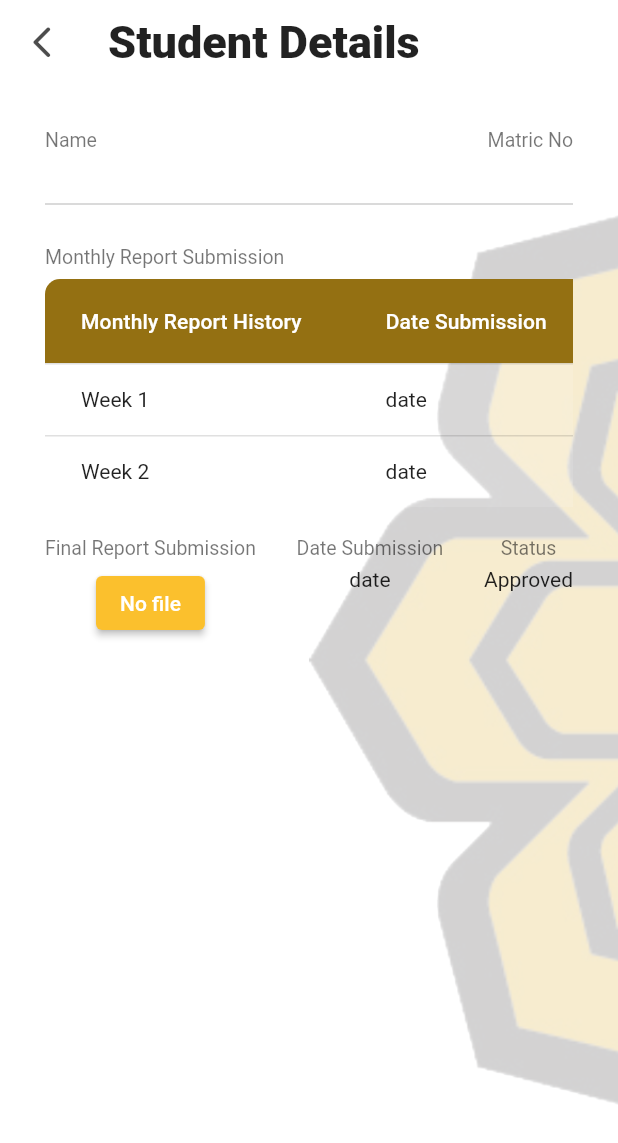
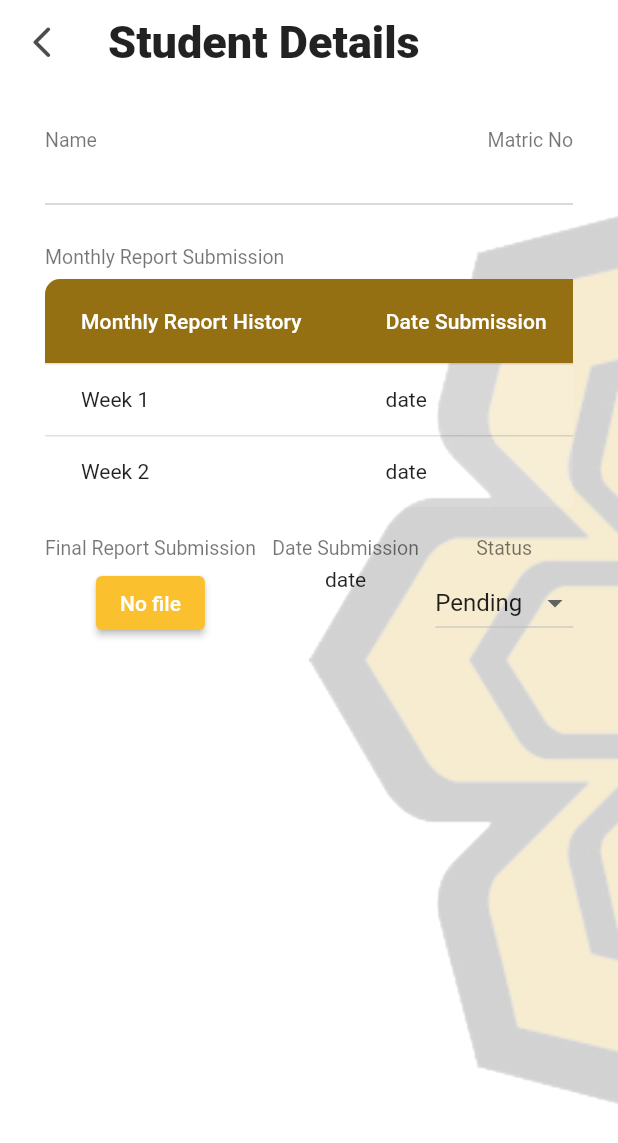
Before and after one commit to KhadijahArizal/Supervisor, a Flutter app: the StudentDetails screen opened directly with empty values, on a phone screen of 412 x 824 dp. Shown: the top 1143 px of the screen. Run offline on Flutter 3.47's test engine with Material 2 defaults, Android fonts, the light colour scheme and no system bars; our stand-ins replace dropdown_search, file_picker, firebase_core, firebase_database, google_nav_bar; accounts and stored records are empty; Roboto replaces fonts that are missing (Futura).

Commit message:
studentDetails.dart

```diff
--- a/lib/Screen/StudentList/studentDetails.dart
+++ b/lib/Screen/StudentList/studentDetails.dart
@@ -8,10 +8,12 @@ class StudentDetails extends StatefulWidget {
       required this.title,
       required this.studentName,
       required this.Matric,
+      required this.onStatusChanged,
       required this.status})
       : super(key: key);
 
   final String title, studentName, Matric, status;
+  final Function(String) onStatusChanged;
 
   @override
   _StudentDetailsState createState() => _StudentDetailsState();
@@ -20,35 +22,26 @@ class StudentDetails extends StatefulWidget {
 class _StudentDetailsState extends State<StudentDetails> {
   late String _studentName;
   late String _matric;
+  late String _selectedStatusF;
+  late List<String> _selectedStatusList;
+  late List<String> _feedbackList;
+
+  void _updateFeedback(int rowIndex, String feedback) {
+    setState(() {
+      _feedbackList[rowIndex] = feedback;
+    });
+  }
 
   @override
   void initState() {
     super.initState();
     _studentName = widget.studentName;
     _matric = widget.Matric;
-  }
-
-  final String _statuss = 'Approved';
-
-  Widget _status() {
-    Color? statusColor =
-        _statuss == 'Approved' ? Colors.green[700] : Colors.yellow[700];
-    return Container(
-      alignment: Alignment.topCenter,
-      child: Column(
-        mainAxisAlignment: MainAxisAlignment.end,
-        children: [
-          Text(
-            _statuss, // Use the updated status here
-            style: TextStyle(
-              color: statusColor,
-              fontSize: 15,
-              fontWeight: FontWeight.w600,
-            ),
-          ),
-        ],
-      ),
-    );
+    _selectedStatusF = ['Approved', 'Pending'].contains(widget.status)
+        ? widget.status
+        : 'Pending';
+    _selectedStatusList = List.generate(2, (index) => 'Pending');
+    _feedbackList = List.generate(2, (index) => '');
   }
 
   Widget _name({required String name}) => Container(
@@ -83,30 +76,106 @@ class _StudentDetailsState extends State<StudentDetails> {
   DateTime selectedDate = DateTime.now();
   DateTime endDate = DateTime(2040);
 
-  Future<void> _startDate(BuildContext context) async {
-    final DateTime? spicked = await showDatePicker(
-        context: context,
-        initialDate: selectedDate,
-        firstDate: DateTime(2023),
-        lastDate: DateTime(2040));
-    if (spicked != null && spicked != selectedDate) {
+  Widget _statusDropdownM(int rowIndex) {
+    return DropdownButton<String>(
+      value: _selectedStatusList[rowIndex],
+      onChanged: (String? newValue) {
+        if (newValue != null) {
           setState(() {
-        selectedDate = spicked;
+            _selectedStatusList[rowIndex] = newValue;
           });
+          widget.onStatusChanged(newValue);
         }
+      },
+      items: <String>['Approved', 'Pending']
+          .map<DropdownMenuItem<String>>((String value) {
+        return DropdownMenuItem<String>(
+          value: value,
+          child: Text(value),
+        );
+      }).toList(),
+    );
   }
 
-  Future<void> _endDate(BuildContext context) async {
-    final DateTime? picked = await showDatePicker(
-        context: context,
-        initialDate: selectedDate,
-        firstDate: DateTime(2023),
-        lastDate: endDate);
-    if (picked != null && picked != endDate) {
+  DataRow _buildDataRow(int rowIndex) {
+    return DataRow(
+      cells: [
+        DataCell(Text('Week ${rowIndex + 1}')),
+        const DataCell(Text('date')),
+        DataCell(_statusDropdownM(rowIndex)),
+        DataCell(
+          Container(
+            alignment: Alignment.center,
+            child: ElevatedButton(
+              onPressed: () {},
+              style: ElevatedButton.styleFrom(
+                backgroundColor: const Color.fromRGBO(148, 112, 18, 2),
+              ),
+              child: const Text(
+                "View Report",
+                style: TextStyle(color: Colors.white),
+              ),
+            ),
+          ),
+        ),
+        DataCell(
+          Container(
+            alignment: Alignment.center,
+            child: ElevatedButton(
+              onPressed: () {
+                Navigator.push(
+                  context,
+                  MaterialPageRoute(
+                    builder: (context) => FeedbackPage(
+                        studentName: _studentName,
+                        Matric: _matric,
+                        onFeedbackSaved: (feedback) =>
+                            _updateFeedback(rowIndex, feedback)),
+                  ),
+                );
+              },
+              style: ElevatedButton.styleFrom(
+                backgroundColor: _feedbackList[rowIndex].isNotEmpty
+                    ? Colors.green[700]
+                    : Colors.yellow[700],
+              ),
+              child:
+                  const Text("Feedback", style: TextStyle(color: Colors.white)),
+            ),
+          ),
+        ),
+        DataCell(
+          Text(
+            _feedbackList[rowIndex],
+            style: const TextStyle(
+              color: Colors.black,
+              fontSize: 16,
+            ),
+          ),
+        ),
+      ],
+    );
+  }
+
+  Widget _statusDropdownF() {
+    return DropdownButton<String>(
+      value: _selectedStatusF,
+      onChanged: (String? newValue) {
+        if (newValue != null) {
           setState(() {
-        endDate = picked;
+            _selectedStatusF = newValue;
           });
+          widget.onStatusChanged(newValue);
         }
+      },
+      items: <String>['Approved', 'Pending']
+          .map<DropdownMenuItem<String>>((String value) {
+        return DropdownMenuItem<String>(
+          value: value,
+          child: Text(value),
+        );
+      }).toList(),
+    );
   }
 
   @override
@@ -261,110 +330,22 @@ class _StudentDetailsState extends State<StudentDetails> {
                                         ),
                                         DataColumn(
                                           label: Text(
-                                            'Feedback',
+                                            'Type Feedback',
+                                            style:
+                                                TextStyle(color: Colors.white),
+                                          ),
+                                        ),
+                                        DataColumn(
+                                          label: Text(
+                                            'Feedback Comment',
                                             style:
                                                 TextStyle(color: Colors.white),
                                           ),
                                         ),
                                       ],
                                       rows: [
-                                        DataRow(
-                                          cells: [
-                                            const DataCell(Text('Week 1')),
-                                            const DataCell(Text('date')),
-                                            DataCell(Container(
-                                                child: Text(
-                                                    _statuss))), //STATUS APPROVED OR PENDING
-                                            DataCell(
-                                              Container(
-                                                alignment: Alignment.center,
-                                                child: ElevatedButton(
-                                                  onPressed: () {},
-                                                  style:
-                                                      ElevatedButton.styleFrom(
-                                                    backgroundColor:
-                                                        const Color.fromARGB(
-                                                            255, 21, 108, 24),
-                                                  ),
-                                                  child: const Text(
-                                                      "View Report",
-                                                      style: TextStyle(
-                                                          color: Colors.white)),
-                                                ),
-                                              ),
-                                            ),
-                                            DataCell(
-                                              Container(
-                                                alignment: Alignment.center,
-                                                child: ElevatedButton(
-                                                  onPressed: () {},
-                                                  style:
-                                                      ElevatedButton.styleFrom(
-                                                    backgroundColor:
-                                                        const Color.fromARGB(
-                                                            255, 21, 108, 24),
-                                                  ),
-                                                  child: Text('Feedback',
-                                                      style: TextStyle(
-                                                          color: Colors.white)),
-                                                ),
-                                              ),
-                                            ),
-                                          ],
-                                        ),
-                                        DataRow(
-                                          cells: [
-                                            const DataCell(Text('Week 2')),
-                                            const DataCell(Text('date')),
-                                            DataCell(Text('Pending')),
-                                            DataCell(
-                                              Container(
-                                                alignment: Alignment.center,
-                                                child: ElevatedButton(
-                                                  onPressed: () {},
-                                                  style:
-                                                      ElevatedButton.styleFrom(
-                                                    backgroundColor:
-                                                        Colors.yellow[700],
-                                                  ),
-                                                  child: const Text(
-                                                      "View Report",
-                                                      style: TextStyle(
-                                                          color: Colors.white)),
-                                                ),
-                                              ),
-                                            ),
-                                            DataCell(
-                                              Container(
-                                                alignment: Alignment.center,
-                                                child: ElevatedButton(
-                                                  onPressed: () {
-                                                    Navigator.push(
-                                                      context,
-                                                      MaterialPageRoute(
-                                                          builder: (context) =>
-                                                              FeedbackPage(
-                                                                studentName:
-                                                                    _studentName,
-                                                                Matric: _matric,
-                                                              )),
-                                                    );
-                                                  },
-                                                  style:
-                                                      ElevatedButton.styleFrom(
-                                                    backgroundColor:
-                                                        Colors.yellow[700],
-                                                  ),
-                                                  child: const Text("Feedback",
-                                                      style: TextStyle(
-                                                          color: Colors.white)),
-                                                ),
-                                              ),
-                                            ),
-                                          ],
-                                        ),
-
-                                        // more rows
+                                        _buildDataRow(0),
+                                        _buildDataRow(1),
                                       ],
                                     ),
                                   ),
@@ -372,6 +353,8 @@ class _StudentDetailsState extends State<StudentDetails> {
                               ),
                             ]))),
                         const SizedBox(height: 20),
+
+                        //FINAL REPORT SAMPLE
                         SingleChildScrollView(
                             child: Row(
                                 mainAxisAlignment:
@@ -416,7 +399,7 @@ class _StudentDetailsState extends State<StudentDetails> {
                                             fontSize: 13,
                                             color: Colors.black54)),
                                     const SizedBox(height: 5),
-                                    Text(_statuss)
+                                    _statusDropdownF(),
                                   ])
                             ]))
                       ])))),
```
Lines whose indentation alone changed are shown as unchanged.
